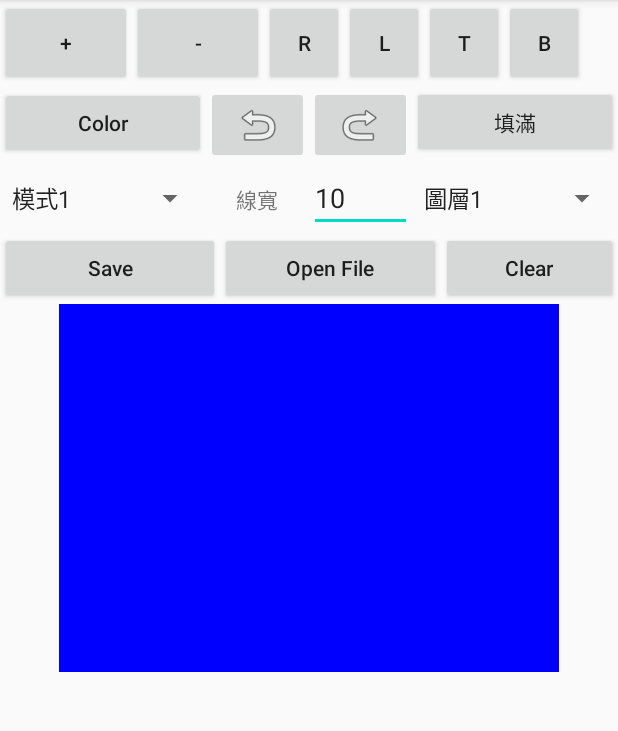
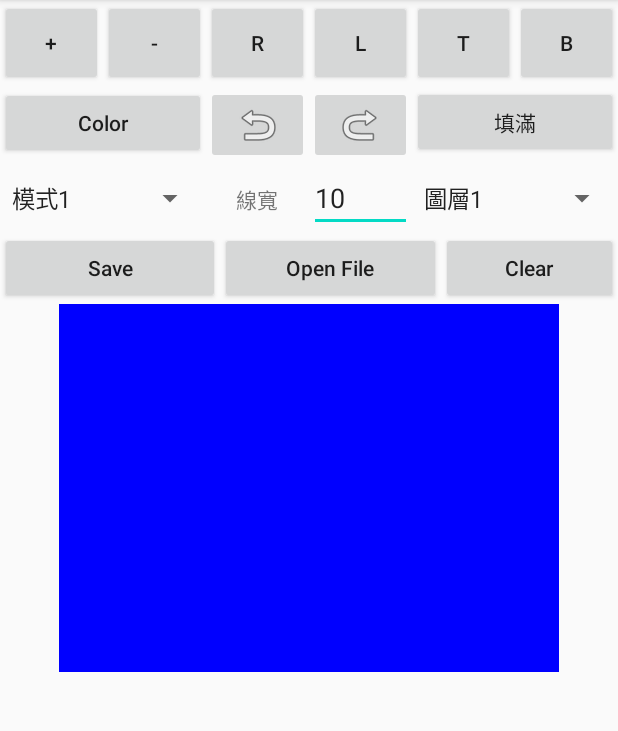
Before and after one commit to cyc00201/MyApplication, an Android app: the screen it shows after launch (MainActivity), on a phone screen of 412 x 824 dp, the part 84-815 px from its top. Run offline under Robolectric (Android 15) with nearby library versions, the phone set to English and light mode, and no system bars.

Commit message:
Fix layout

```diff
--- a/app/src/main/res/layout/activity_main.xml
+++ b/app/src/main/res/layout/activity_main.xml
@@ -18,35 +18,41 @@
             android:orientation="horizontal">
             <Button
                 android:id="@+id/zoomInButton"
-                android:layout_width="wrap_content"
+                android:layout_weight="1"
+                android:layout_width="0dp"
                 android:layout_height="57dp"
                 android:text="+" />
 
             <Button
                 android:id="@+id/zoomOutButton"
-                android:layout_width="wrap_content"
+                android:layout_weight="1"
+                android:layout_width="0dp"
                 android:layout_height="57dp"
                 android:text="-" />
             <Button
                 android:id="@+id/move_r"
-                android:layout_width="53dp"
+                android:layout_weight="1"
+                android:layout_width="0dp"
                 android:layout_height="57dp"
                 android:text="R" />
 
             <Button
                 android:id="@+id/move_l"
-                android:layout_width="53dp"
+                android:layout_weight="1"
+                android:layout_width="0dp"
                 android:layout_height="57dp"
                 android:text="L" />
             <Button
                 android:id="@+id/move_t"
-                android:layout_width="53dp"
+                android:layout_weight="1"
+                android:layout_width="0dp"
                 android:layout_height="57dp"
                 android:text="T" />
 
             <Button
                 android:id="@+id/move_b"
-                android:layout_width="53dp"
+                android:layout_weight="1"
+                android:layout_width="0dp"
                 android:layout_height="57dp"
                 android:text="B" />
 
```
Also changed, not shown: app/src/main/java/com/example/myapplication/LayerManager.kt (added, +65 -0 lines).
